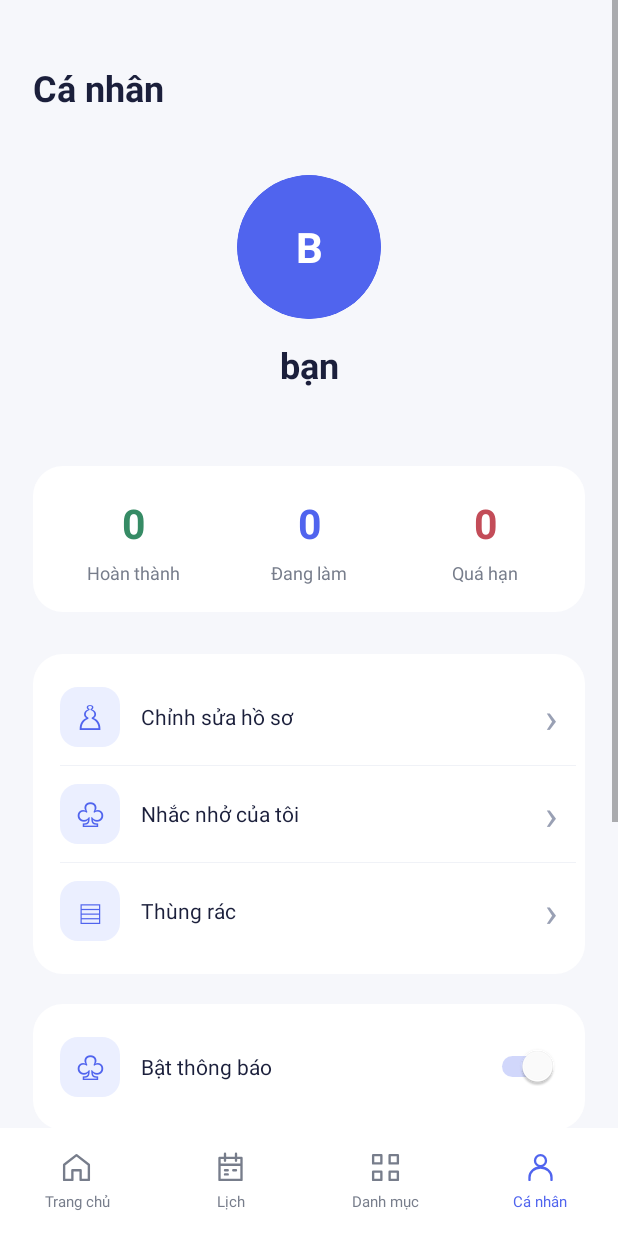
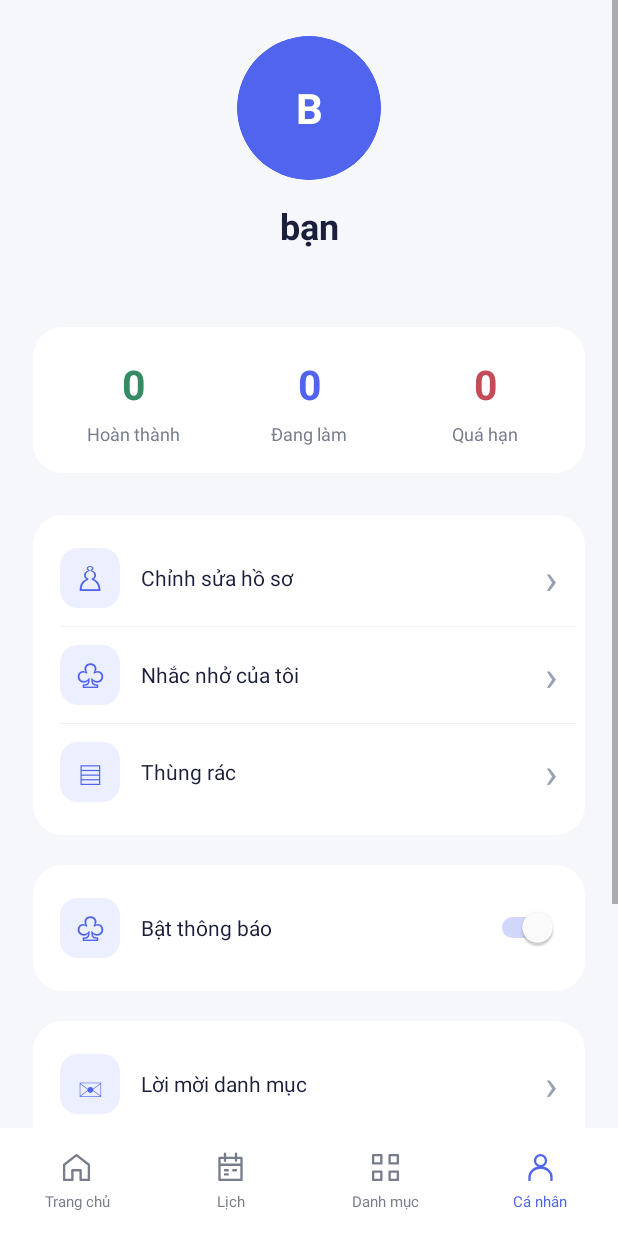
Before and after one commit to hieu1102-z/To-Do-List, an Android app built with Jetpack Compose: the screen it shows after launch once a user with an empty profile is signed in (HomeActivity), after a tap on "Cá nhân", on a phone screen of 412 x 824 dp. Run offline under Robolectric (Android 15) with nearby library versions, the phone set to English and light mode, and no system bars; our stand-ins replace Firebase (no records; nobody signed in at launch, a user with empty details on screens opened directly), Room's generated code; pictures from the network do not load; 4 statements that could not run were skipped; 3 other taps on this screen came first.

Commit message:
Cap nhat HomeActivity Tuan5

```diff
--- a/app/src/main/java/com/finalexam/to_do_list/controller/home/HomeActivity.kt
+++ b/app/src/main/java/com/finalexam/to_do_list/controller/home/HomeActivity.kt
@@ -1382,6 +1382,7 @@ open class HomeActivity : WorkspaceActivity() {
 
         addScreenNavigation(root, selectedNavigation)
         setContentView(root)
+        applyInsets(root)
     }
 
     private fun showProfileEditScreen() {
@@ -1502,6 +1503,7 @@ open class HomeActivity : WorkspaceActivity() {
         scroll.addView(content)
         root.addView(scroll, LinearLayout.LayoutParams(-1, 0, 1f))
         setContentView(root)
+        applyInsets(root)
 
         fun refresh() {
             if (!trashPageOpen || isFinishing || isDestroyed) return
@@ -1748,13 +1750,6 @@ open class HomeActivity : WorkspaceActivity() {
             setPadding(dp(22), dp(24), dp(22), dp(14))
         }
 
-        // Tiêu đề
-        content.addView(
-            text("Cá nhân", 24f, ink, true).apply {
-                setPadding(0, dp(18), 0, dp(42))
-            }
-        )
-
         // Avatar
         val avatarInitials = TextView(this).apply {
             val name = profileName
```
